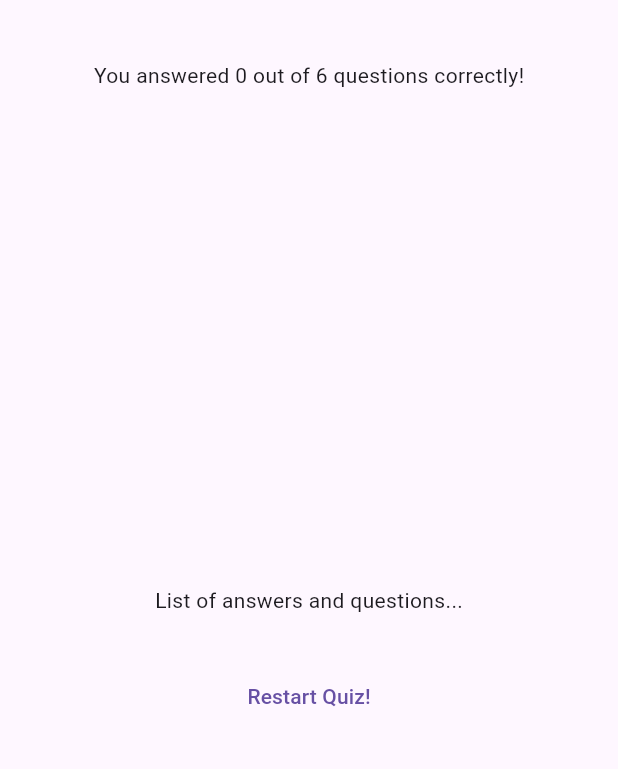
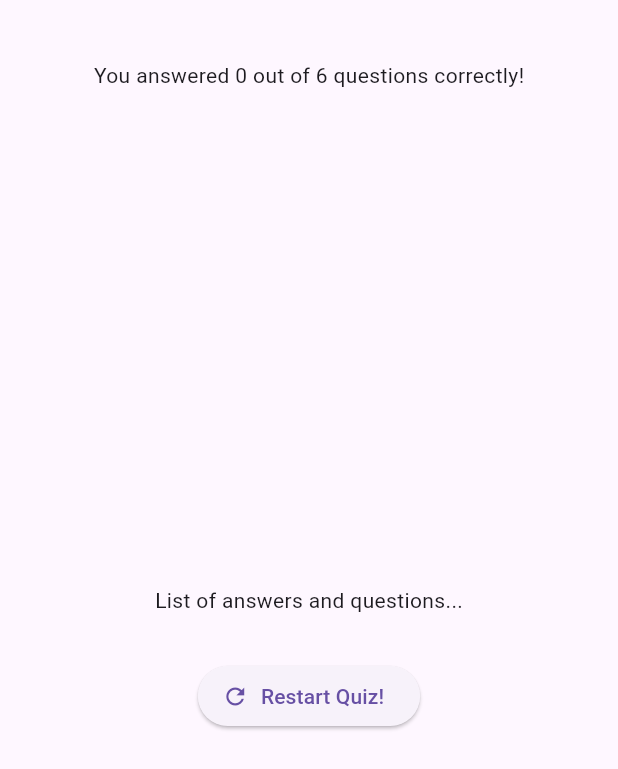
Before and after one commit to hyak4j/QuizApp, a Flutter app: the ResultScreen widget shown alone on an empty page, opened directly with empty values, on a phone screen of 412 x 824 dp. Shown: the top 769 px of the screen. Run offline on Flutter 3.47's test engine with Material 3 defaults, Android fonts, the phone set to English and light mode, and no system bars; our stand-ins replace google_fonts.

Commit message:
feat: 重新測驗功能

```diff
--- a/lib/quiz.dart
+++ b/lib/quiz.dart
@@ -20,6 +20,7 @@ class _QuizState extends State<Quiz> {
   void switchScreen() {
     setState(() {
       activeScreen = 'questions-screen';
+      selectedAnswers = []; // 清空紀錄
     });
   }
 
@@ -31,7 +32,6 @@ class _QuizState extends State<Quiz> {
       // 答題完成時導頁
       setState(() {
         activeScreen = 'results-screen';
-        // selectedAnswers = []; // 清空紀錄
       });
     }
   }
@@ -49,6 +49,7 @@ class _QuizState extends State<Quiz> {
     if (activeScreen == 'results-screen') {
       screenWidget = ResultScreen(
         chosenAnswers: selectedAnswers,
+        onRestartQuiz: switchScreen
       );
     }
 
--- a/lib/result_screen.dart
+++ b/lib/result_screen.dart
@@ -3,9 +3,10 @@ import 'package:quiz/data/questions.dart';
 import 'package:quiz/question_summary.dart';
 
 class ResultScreen extends StatelessWidget {
-  const ResultScreen({super.key, required this.chosenAnswers});
+  const ResultScreen({super.key, required this.chosenAnswers, required this.onRestartQuiz});
 
   final List<String> chosenAnswers;
+  final Function() onRestartQuiz;
 
   List<Map<String, Object>> getSummaryData() {
     final List<Map<String, Object>> summary = [];
@@ -39,9 +40,11 @@ class ResultScreen extends StatelessWidget {
           QuestionSummary(summaryData),
           const Text('List of answers and questions...'),
           const SizedBox(height: 30,),
-          TextButton(
-            onPressed: (){},
-            child: Text('Restart Quiz!'))
+          ElevatedButton.icon(
+            icon: const Icon(Icons.refresh),
+            onPressed: onRestartQuiz,
+            label: const Text('Restart Quiz!')
+            )
         ],
         ),
       ),
```
